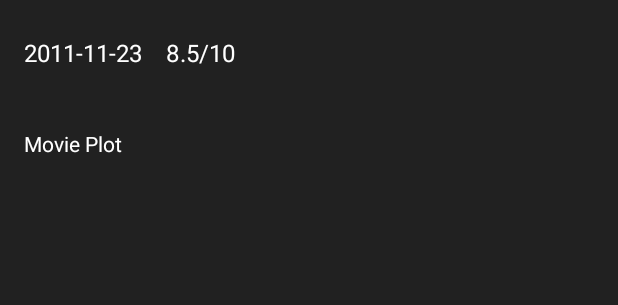
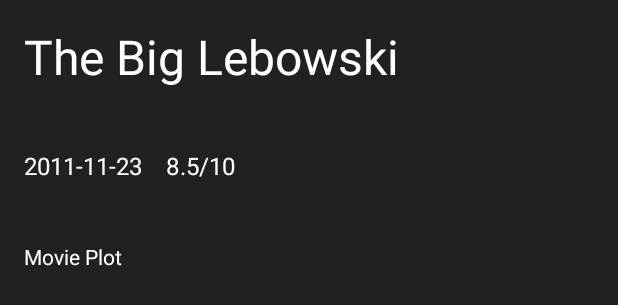
Before and after one commit to AlbertVilaCalvo/Android-Udacity-Popular-Movies, an Android app: the layout fragment_movie_detail_content.xml on its own in the app's theme, with its tools: preview values and no code run, on a phone screen of 412 x 824 dp. Shown: the top 305 px of the screen. Run offline under Robolectric (Android 15) with nearby library versions, the phone set to English and light mode, and no system bars.

Commit message:
MovieDetailFragment - add title

```diff
--- a/app/src/main/java/eu/albertvila/popularmovies/stage2/feature/moviedetail/MovieDetailFragment.java
+++ b/app/src/main/java/eu/albertvila/popularmovies/stage2/feature/moviedetail/MovieDetailFragment.java
@@ -34,6 +34,7 @@
 
     @BindView(R.id.toolbar) Toolbar toolbar;
 
+    @BindView(R.id.movie_detail_title) TextView title;
     @BindView(R.id.movie_detail_date) TextView date;
     @BindView(R.id.movie_detail_rating) TextView rating;
     @BindView(R.id.movie_detail_plot) TextView plot;
@@ -71,6 +72,8 @@
     @Override
     public void showMovie(Movie movie) {
         Timber.d("MovieDetailFragment showMovie() %s", movie);
+
+        title.setText(movie.originalTitle());
 //        date.setText(movie.);
         rating.setText(String.valueOf(movie.rating()));
 //        plot.setText(movie.);
--- a/app/src/main/res/layout/fragment_movie_detail_content.xml
+++ b/app/src/main/res/layout/fragment_movie_detail_content.xml
@@ -10,6 +10,16 @@
     app:layout_behavior="@string/appbar_scrolling_view_behavior"
     tools:context=".feature.MainActivity"
     >
+
+    <TextView
+        android:id="@+id/movie_detail_title"
+        android:layout_width="match_parent"
+        android:layout_height="wrap_content"
+        android:padding="16dp"
+        tools:text="The Big Lebowski"
+        android:textColor="@color/white"
+        android:textSize="32sp"
+        />
 
     <LinearLayout
         android:layout_width="match_parent"
```
